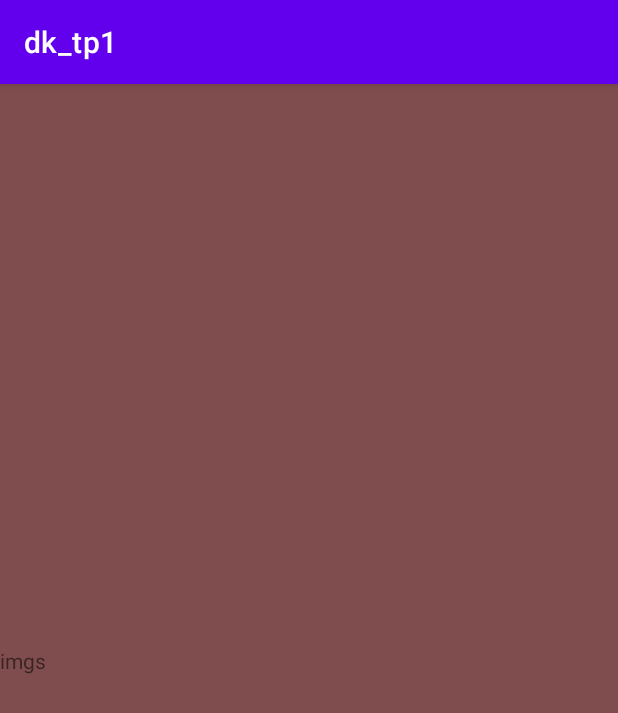
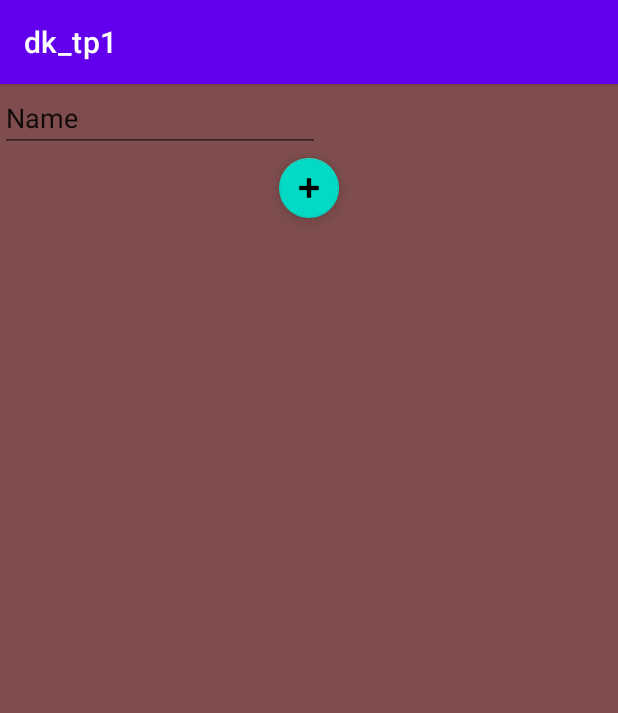
Before and after one commit to ecrseer/liner-routiner-androidkotlin, an Android app: the fragment TarefaFragment placed in its activity, on a phone screen of 412 x 824 dp. Shown: the top 713 px of the screen. Run offline under Robolectric (Android 15) with nearby library versions, the phone set to English and light mode, and no system bars; 4 statements that could not run were skipped.

```diff
--- a/app/build.gradle
+++ b/app/build.gradle
@@ -17,7 +17,7 @@ android {
 
         testInstrumentationRunner "androidx.test.runner.AndroidJUnitRunner"
     }
-    buildFeatures{
+    buildFeatures {
         viewBinding true
     }
 
@@ -48,7 +48,11 @@ dependencies {
     kapt "androidx.room:room-compiler:$room_version"
     // Test helpers
     testImplementation "androidx.room:room-testing:$room_version"
+//by activitty
+    implementation 'androidx.fragment:fragment-ktx:1.4.1'
+//coroutine room
 
+    implementation "androidx.room:room-ktx:$room_version"
 
     implementation 'androidx.core:core-ktx:1.3.2'
     implementation 'androidx.appcompat:appcompat:1.2.0'
--- a/app/src/main/AndroidManifest.xml
+++ b/app/src/main/AndroidManifest.xml
@@ -3,6 +3,7 @@
     package="br.infnet.dk_tp1">
 
     <application
+        android:name=".LinerRoutinerApplication"
         android:allowBackup="true"
         android:icon="@mipmap/ic_launcher"
         android:label="@string/app_name"
@@ -14,7 +15,6 @@
             android:exported="true">
             <intent-filter>
                 <action android:name="android.intent.action.MAIN" />
-
                 <category android:name="android.intent.category.LAUNCHER" />
             </intent-filter>
         </activity>
--- a/app/src/main/java/br/infnet/dk_tp1/ui/main/MainViewModel.kt
+++ b/app/src/main/java/br/infnet/dk_tp1/ui/main/MainViewModel.kt
@@ -2,14 +2,22 @@ package br.infnet.dk_tp1.ui.main
 
 import androidx.lifecycle.MutableLiveData
 import androidx.lifecycle.ViewModel
-data class Tarefa(
-    val id:Int,
-    val nome:String
-)
-class MainViewModel : ViewModel() {
+import androidx.lifecycle.viewModelScope
+import br.infnet.dk_tp1.domain.Horario
+import br.infnet.dk_tp1.domain.Tarefa
+import br.infnet.dk_tp1.service.HorarioAndTarefaRepository
+import kotlinx.coroutines.launch
+
+class MainViewModel
+    (private val horarioAndTarefaRepository: HorarioAndTarefaRepository): ViewModel() {
     // TODO: Implement the ViewModel
     val tarefas= MutableLiveData<List<Tarefa>>(
-        mutableListOf(Tarefa(1,"comer"),Tarefa(2,"beber"))
+        mutableListOf(Tarefa(1,"comer","",1),Tarefa(2,"beber","",2))
     )
+    fun criar(horario: Horario){
+        viewModelScope.launch {
+            horarioAndTarefaRepository.inserirHorario(horario)
+        }
+    }
 
 }
--- a/app/src/main/res/layout/tarefa_fragment.xml
+++ b/app/src/main/res/layout/tarefa_fragment.xml
@@ -8,14 +8,33 @@
     android:background="#7F4D4D"
     tools:context=".ui.tarefa.TarefaFragment">
 
-    <TextView
-        android:id="@+id/textView"
-        android:layout_width="0dp"
+    <EditText
+        android:id="@+id/editTextTextPersonName"
+        android:layout_width="wrap_content"
         android:layout_height="wrap_content"
-        android:text="imgs"
-        app:layout_constraintBottom_toBottomOf="parent"
-        app:layout_constraintEnd_toEndOf="parent"
+        android:ems="10"
+        android:inputType="textPersonName"
+        android:text="Name"
         app:layout_constraintStart_toStartOf="parent"
         app:layout_constraintTop_toTopOf="parent" />
 
+    <androidx.recyclerview.widget.RecyclerView
+        android:id="@+id/recycler_todos"
+        android:layout_width="0dp"
+        android:layout_height="wrap_content"
+        app:layout_constraintEnd_toEndOf="parent"
+        app:layout_constraintStart_toStartOf="parent"
+        app:layout_constraintTop_toBottomOf="@+id/editTextTextPersonName" />
+
+    <com.google.android.material.floatingactionbutton.FloatingActionButton
+        android:id="@+id/floatingActionButton"
+        android:layout_width="wrap_content"
+        android:layout_height="wrap_content"
+        android:clickable="true"
+        android:src="@android:drawable/ic_input_add"
+        app:fabSize="mini"
+        app:layout_constraintEnd_toEndOf="parent"
+        app:layout_constraintStart_toStartOf="parent"
+        app:layout_constraintTop_toBottomOf="@+id/recycler_todos" />
+
 </androidx.constraintlayout.widget.ConstraintLayout>
--- a/app/src/main/res/values/strings.xml
+++ b/app/src/main/res/values/strings.xml
@@ -1,4 +1,5 @@
 <resources>
     <string name="app_name">dk_tp1</string>
     <string name="horarios">07:00 07:00 07:00 07:00 07:00 07:00 07:00 07:00 07:00 07:00 07:00 07:00</string>
+    <string name="rotina_temporaria">temporaria</string>
 </resources>
```
Also changed, not shown: app/src/main/java/br/infnet/dk_tp1/LinerRoutinerApplication.kt (added, +20 -0 lines), app/src/main/java/br/infnet/dk_tp1/domain/Modelos.kt (added, +30 -0 lines), app/src/main/java/br/infnet/dk_tp1/domain/ModelosDao.kt (added, +23 -0 lines), app/src/main/java/br/infnet/dk_tp1/service/AppDatabase.kt (added, +33 -0 lines), app/src/main/java/br/infnet/dk_tp1/service/ModelosRepository.kt (added, +22 -0 lines), app/src/main/java/br/infnet/dk_tp1/ui/main/MainFragment.kt (+98 -12 lines), app/src/main/res/layout/main_fragment.xml (+24 -0 lines).
